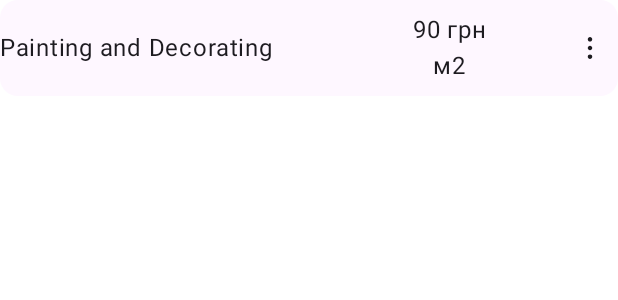
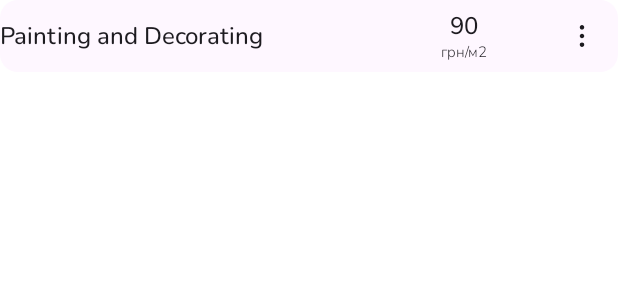
Before and after one commit to OleksiiPira/ProBuilder, an Android app built with Jetpack Compose: the @Preview function GreetingPreview, on a phone screen of 412 x 824 dp. Shown: the top 300 px of the screen. Run offline under Robolectric (Android 15) with nearby library versions, the phone set to English and light mode, and no system bars; our stand-ins replace Firebase (no records; nobody signed in at launch, a user with empty details on screens opened directly).

```diff
--- a/app/src/main/java/com/example/probuilder/presentation/components/Icons.kt
+++ b/app/src/main/java/com/example/probuilder/presentation/components/Icons.kt
@@ -100,5 +100,11 @@ object Icons {
             contentDescription = "Локація"
         )
 
+    //  Buttons
+    val Check: Unit
+        @Composable get() = Icon(
+            painter = painterResource(id = icons.check),
+            contentDescription = stringResource(text.icon_check)
+        )
 
 }
--- a/app/src/main/java/com/example/probuilder/presentation/screen/categories/component/JobListItem.kt
+++ b/app/src/main/java/com/example/probuilder/presentation/screen/categories/component/JobListItem.kt
@@ -4,6 +4,7 @@ import androidx.compose.foundation.clickable
 import androidx.compose.foundation.layout.Box
 import androidx.compose.foundation.layout.Column
 import androidx.compose.foundation.layout.ColumnScope
+import androidx.compose.foundation.layout.PaddingValues
 import androidx.compose.foundation.layout.Row
 import androidx.compose.foundation.layout.fillMaxWidth
 import androidx.compose.foundation.layout.padding
@@ -28,10 +29,11 @@ import androidx.compose.ui.draw.clip
 import androidx.compose.ui.tooling.preview.Preview
 import androidx.compose.ui.unit.dp
 import com.example.compose.AppTheme
-import com.example.probuilder.presentation.components.Icons
 import com.example.probuilder.domain.model.Job
 import com.example.probuilder.presentation.Route
+import com.example.probuilder.presentation.components.Icons
 import com.example.probuilder.presentation.screen.categories.categories.CategoriesScreenState
+import com.example.probuilder.presentation.screen.ui.theme.Typography
 import com.google.gson.Gson
 
 @Composable
@@ -40,42 +42,45 @@ fun ServiceListItem(
     screenState: CategoriesScreenState,
     job: Job,
     removeJob: () -> Unit,
-    nextScreen: (String) -> Unit
+    nextScreen: (String) -> Unit,
+    paddingValue: PaddingValues
 ) {
     Card(
         modifier = modifier
             .fillMaxWidth()
             .clip(RoundedCornerShape(0.dp))
-            .clickable { nextScreen(Route.SERVICE_DETAILS.replace("{item}", Gson().toJson(job))) },
-        colors = CardDefaults.cardColors(MaterialTheme.colorScheme.surface),
+            .clickable { nextScreen(Route.SERVICE_DETAILS.replace("{item}", Gson().toJson(job))) }
+            .padding(paddingValue),
+        colors = CardDefaults.cardColors(MaterialTheme.colorScheme.surface)
     ) {
         Row(
-            modifier = Modifier
-                .fillMaxWidth()
-                .padding(vertical = 8.dp),
+            modifier = Modifier.fillMaxWidth(),
             verticalAlignment = Alignment.CenterVertically
         ) {
             Text(
-                modifier = Modifier.weight(3f),
+                modifier = Modifier.weight(4.5f),
                 text = job.name,
+                style = Typography.titleSmall,
                 color = MaterialTheme.colorScheme.onSurface
             )
             Column(
-                modifier = Modifier.weight(2f),
+                modifier = Modifier.weight(1.5f),
                 horizontalAlignment = Alignment.CenterHorizontally
             ) {
                 Text(
                     color = MaterialTheme.colorScheme.onSurface,
-                    text = job.pricePerUnit.toString() + " грн"
+                    text = job.pricePerUnit.toString(),
+                    style = Typography.titleSmall
                 )
                 Text(
                     color = MaterialTheme.colorScheme.onSurface,
-                    text = job.measureUnit
+                    text = "грн/" + job.measureUnit,
+                    style = Typography.bodySmall
                 )
             }
 
             DropDownButton(
-                modifier = Modifier.weight(0.5f),
+                modifier = Modifier.weight(1f),
             ) {
                 DropdownMenuItem(
                     leadingIcon = { Icons.MoreVert },
@@ -120,6 +125,7 @@ fun GreetingPreview() {
             job = Job(name = "Painting and Decorating", pricePerUnit = 90, measureUnit = "м2"),
             removeJob = {},
             nextScreen = System.out::println,
+            paddingValue = PaddingValues()
         )
     }
 }
```
Also changed, not shown: app/src/main/java/com/example/probuilder/presentation/screen/categories/jobs_screen/JobsScreen.kt (+57 -12 lines), app/src/main/res/drawable/check.xml (added, +9 -0 lines), app/src/main/res/values/strings.xml (+6 -3 lines).
